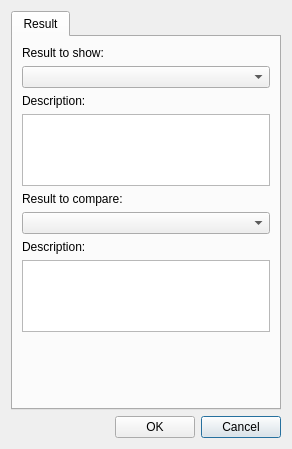
Old version of the form core/ui/toolbars/am/result_selector.ui in the repository Giswater/giswater_qgis_plugin.
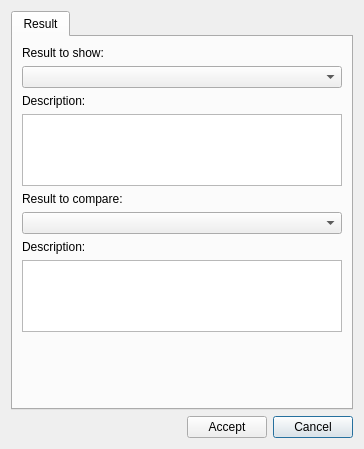
New version of the form.

Commit message: fix: (am_selector_result): fix layout buttons distribution

What changed in the file:
```diff
--- a/core/ui/toolbars/am/result_selector.ui
+++ b/core/ui/toolbars/am/result_selector.ui
@@ -6,7 +6,7 @@
    <rect>
     <x>0</x>
     <y>0</y>
-    <width>292</width>
+    <width>364</width>
     <height>449</height>
    </rect>
   </property>
@@ -14,6 +14,40 @@
    <string>Result Selector</string>
   </property>
   <layout class="QGridLayout" name="gridLayout">
+   <item row="1" column="0">
+    <layout class="QGridLayout" name="lyt_buttons">
+     <property name="topMargin">
+      <number>0</number>
+     </property>
+     <item row="0" column="2">
+      <widget class="QPushButton" name="btn_cancel">
+       <property name="text">
+        <string>Cancel</string>
+       </property>
+      </widget>
+     </item>
+     <item row="0" column="1">
+      <widget class="QPushButton" name="btn_accept">
+       <property name="text">
+        <string>Accept</string>
+       </property>
+      </widget>
+     </item>
+     <item row="0" column="0">
+      <spacer name="horizontalSpacer">
+       <property name="orientation">
+        <enum>Qt::Horizontal</enum>
+       </property>
+       <property name="sizeHint" stdset="0">
+        <size>
+         <width>40</width>
+         <height>20</height>
+        </size>
+       </property>
+      </spacer>
+     </item>
+    </layout>
+   </item>
    <item row="0" column="0">
     <widget class="QTabWidget" name="tab_widget">
      <property name="currentIndex">
@@ -101,37 +135,6 @@
      </widget>
     </widget>
    </item>
-   <item row="2" column="0">
-    <layout class="QGridLayout" name="lyt_buttons">
-     <item row="1" column="2">
-      <widget class="QPushButton" name="btn_cancel">
-       <property name="text">
-        <string>Cancel</string>
-       </property>
-      </widget>
-     </item>
-     <item row="1" column="1">
-      <widget class="QPushButton" name="btn_accept">
-       <property name="text">
-        <string>OK</string>
-       </property>
-      </widget>
-     </item>
-     <item row="1" column="0">
-      <spacer name="horizontalSpacer">
-       <property name="orientation">
-        <enum>Qt::Horizontal</enum>
-       </property>
-       <property name="sizeHint" stdset="0">
-        <size>
-         <width>40</width>
-         <height>20</height>
-        </size>
-       </property>
-      </spacer>
-     </item>
-    </layout>
-   </item>
   </layout>
  </widget>
  <tabstops>
```
Left out of the diff: 2 changed lines with no effect on the pictures.
